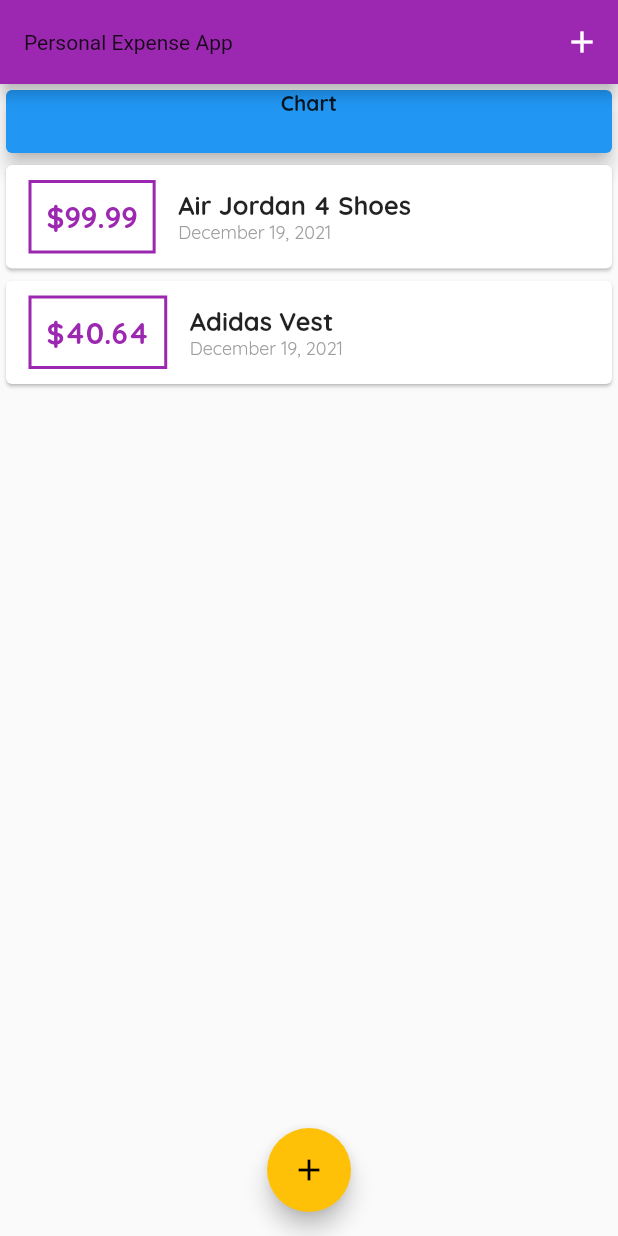
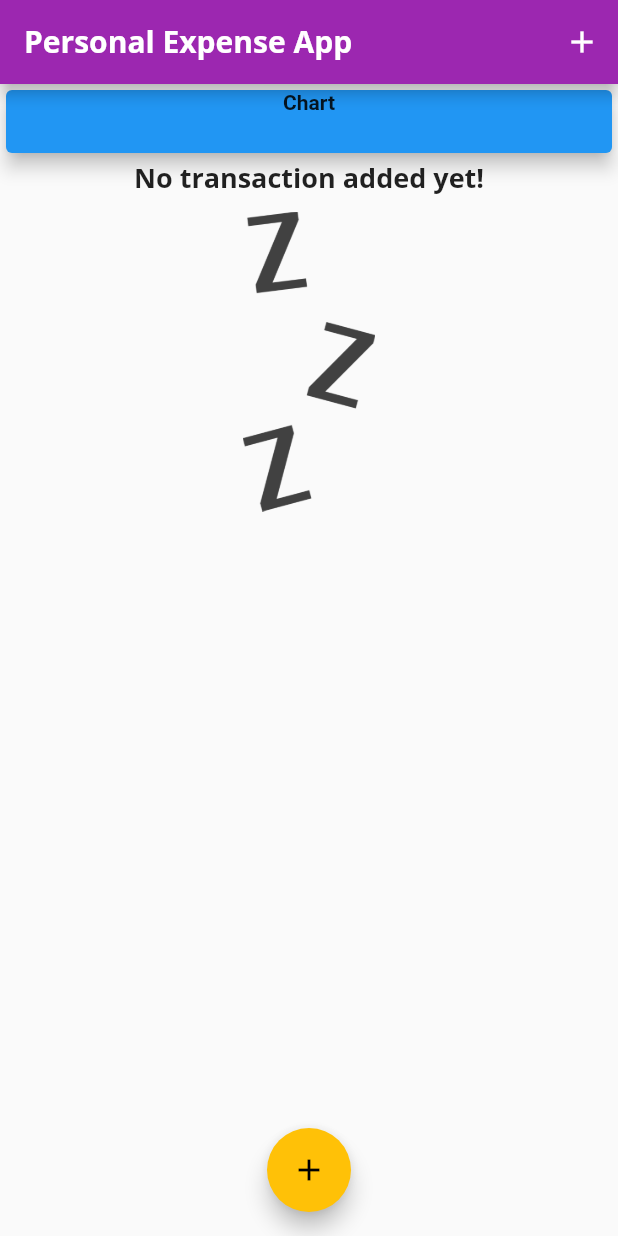
Before and after one commit to Ashwin1002/Personal-Expense-App, a Flutter app: the screen it shows after launch, on a phone screen of 412 x 824 dp. Run offline on Flutter 3.47's test engine with Material 2 defaults, Android fonts, the phone set to English and light mode, and no system bars.

Commit message:
Image inserted at empty list

```diff
--- a/lib/main.dart
+++ b/lib/main.dart
@@ -19,9 +19,12 @@ class MyApp extends StatelessWidget {
           primarySwatch: Colors.purple,
           accentColor: Colors.amber,
           fontFamily: 'Quicksand',
+          textTheme: ThemeData.light().textTheme.copyWith(
+            headline6 : TextStyle(fontFamily: 'OpenSans', fontWeight: FontWeight.bold, fontSize: 18)
+          ),
           appBarTheme: AppBarTheme(
               textTheme: ThemeData.light().textTheme.copyWith(
-                 caption : TextStyle(
+                 headline6 : TextStyle(
                       fontFamily: 'OpenSans',
                       fontSize: 20,
                       fontWeight: FontWeight.bold)))),
@@ -37,7 +40,7 @@ class MyHomePage extends StatefulWidget {
 
 class _MyHomePageState extends State<MyHomePage> {
   final List<Transaction> _userTransactions = [
-    Transaction(
+    /*Transaction(
         id: 264,
         title: 'Air Jordan 4 Shoes',
         expenses: 99.99,
@@ -46,7 +49,7 @@ class _MyHomePageState extends State<MyHomePage> {
         id: 265,
         title: 'Adidas Vest',
         expenses: 40.64,
-        dateTime: DateTime.now()),
+        dateTime: DateTime.now()),*/
   ];
 
   void _addNewTransaction(String txTitle, double txAmount) {
--- a/lib/widgets/transaction_list.dart
+++ b/lib/widgets/transaction_list.dart
@@ -12,7 +12,21 @@ class TransactionList extends StatelessWidget {
   Widget build(BuildContext context) {
     return  Container(
       height: 400,
-      child: ListView.builder(
+      child: transactions.isEmpty ? Column(
+        children: [
+          Text('No transaction added yet!',
+          style: Theme.of(context).textTheme.headline6,
+          ),
+          SizedBox(height: 10,), //empty box to provide space in the screen
+          Container(
+            height: 200,
+            child:  Image.asset('assets/images/waiting.png', fit: BoxFit.cover,),
+          )
+
+        ],
+      )
+
+          : ListView.builder(
         itemBuilder: (context, index){
           return Card(
             child: Row(
--- a/pubspec.yaml
+++ b/pubspec.yaml
@@ -58,9 +58,8 @@ flutter:
   uses-material-design: true
 
   # To add assets to your application, add an assets section, like this:
-  # assets:
-  #   - images/a_dot_burr.jpeg
-  #   - images/a_dot_ham.jpeg
+  assets:
+    - assets/images/waiting.png
 
   # An image asset can refer to one or more resolution-specific "variants", see
   # https://flutter.dev/assets-and-images/#resolution-aware.
```
Also changed, not shown: assets/images/waiting.png (added), lib/widgets/chart.dart (added).
